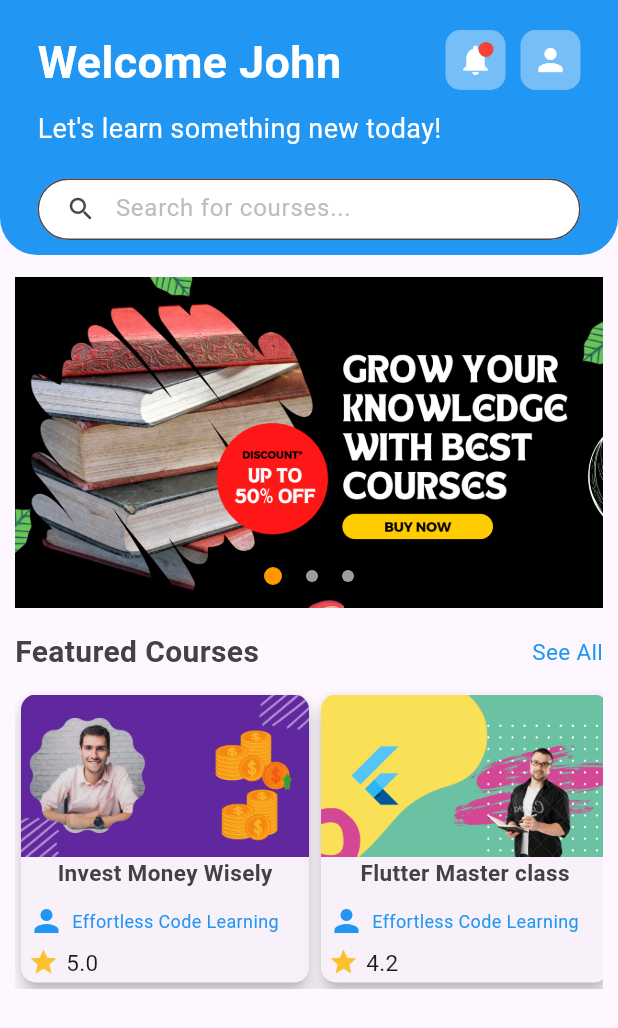
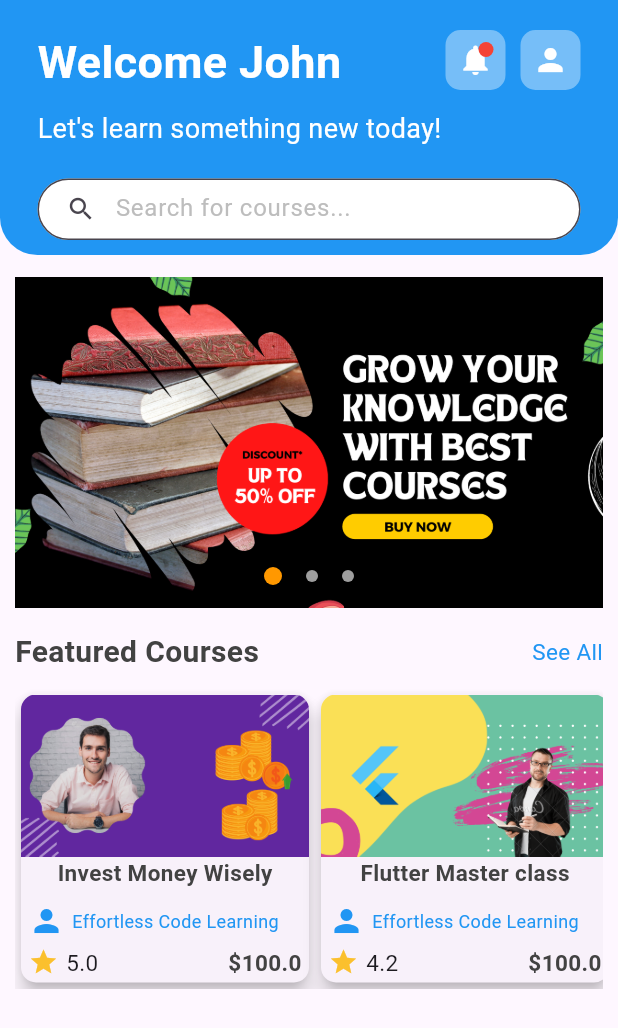
Before and after one commit to adogbeji/FlutterElearningAppPrototype, a Flutter app: the CourseHomeScreen screen opened by its route, on a phone screen of 412 x 824 dp. Shown: the top 1028 px of the screen. Run offline on Flutter 3.47's test engine with Material 3 defaults, Android fonts, the phone set to English and light mode, and no system bars.

Commit message:
Start displaying course prices in CourseItem widget

```diff
--- a/lib/views/home/widgets/course_item.dart
+++ b/lib/views/home/widgets/course_item.dart
@@ -17,6 +17,8 @@ class CourseItem extends StatelessWidget {
         shape: RoundedRectangleBorder(
           borderRadius: BorderRadius.circular(10),
         ),
+        child: InkWell(
+          onTap: () {},
           child: Column(
             crossAxisAlignment: CrossAxisAlignment.start,
             children: [
@@ -60,6 +62,7 @@ class CourseItem extends StatelessWidget {
                       height: 5,
                     ),
                     Row(
+                      mainAxisAlignment: MainAxisAlignment.spaceBetween,
                       children: [
                         Row(
                           children: [
@@ -79,6 +82,14 @@ class CourseItem extends StatelessWidget {
                             ),
                           ],
                         ),
+                        Text(
+                          '\$${course.price}',
+                          style: TextStyle(
+                            fontSize: 15,
+                            color: Colors.grey.shade800,
+                            fontWeight: FontWeight.bold,
+                          ),
+                        ),
                       ],
                     ),
                   ],
@@ -87,6 +98,7 @@ class CourseItem extends StatelessWidget {
             ],
           ),
         ),
+      ),
     );
   }
 }
```
Lines whose indentation alone changed are shown as unchanged.
